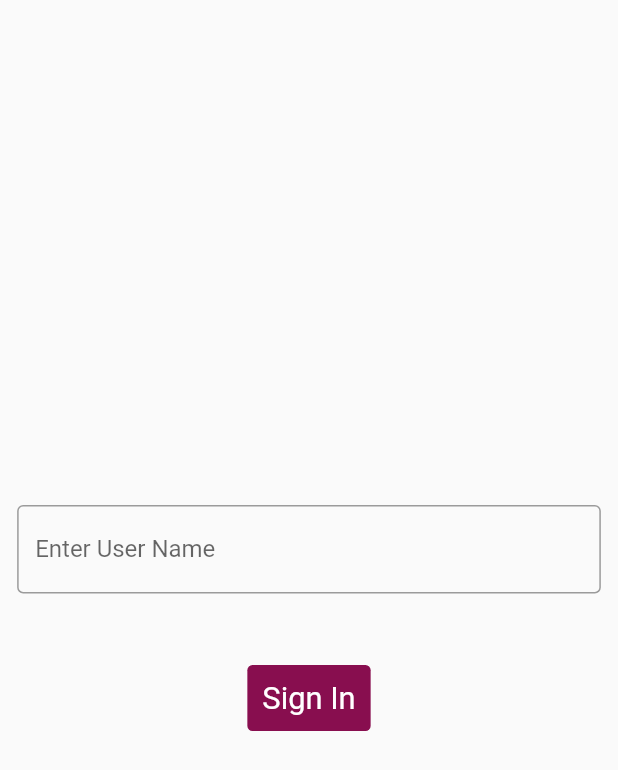
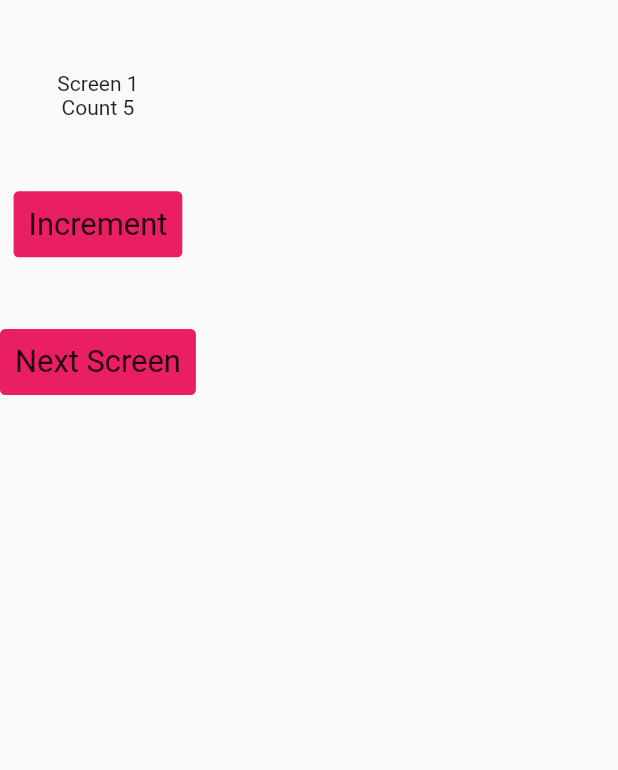
Before and after one commit to f1forhelp/delete_common_architecture, a Flutter app: the screen it shows after launch, on a phone screen of 412 x 824 dp. Shown: the top 770 px of the screen. Run offline on Flutter 3.47's test engine with Material 2 defaults, Android fonts, the phone set to English and light mode, and no system bars; our stand-ins replace bloc, dio, flutter_bloc, flutter_screenutil, freezed_annotation, get_it; generated files the repository leaves out were written again.

Commit message:
Soem minor changes

```diff
--- a/lib/app_init.dart
+++ b/lib/app_init.dart
@@ -1,4 +1,5 @@
 import 'package:basic_structure/presentation/cubits/auth/signin/signin_cubit.dart';
+import 'package:basic_structure/presentation/pages/temp/cubit/screen1_cubit.dart';
 import 'package:get_it/get_it.dart';
 
 class AppInit {
@@ -8,5 +9,6 @@ class AppInit {
   static initGetIt() {
     getIt = GetIt.I;
     getIt.registerFactory(() => SigninCubit());
+    getIt.registerLazySingleton(() => Screen1Cubit());
   }
 }
--- a/lib/main.dart
+++ b/lib/main.dart
@@ -1,3 +1,4 @@
+import 'package:basic_structure/presentation/pages/temp/screen1.dart';
 import 'package:flutter/material.dart';
 import 'package:flutter_screenutil/flutter_screenutil.dart';
 import 'app_init.dart';
@@ -23,8 +24,9 @@
           }
         },
         child: MaterialApp(
-          onGenerateRoute: AppRoutes.generateRoutes,
-          initialRoute: AppRoutes.getInitialRoute(),
+          // onGenerateRoute: AppRoutes.generateRoutes,
+          // initialRoute: AppRoutes.getInitialRoute(),
+          home: Screen1(),
         ),
       ),
     );
--- /dev/null
+++ b/lib/presentation/pages/temp/cubit/screen1_cubit.dart
@@ -0,0 +1,13 @@
+import 'package:bloc/bloc.dart';
+import 'package:meta/meta.dart';
+import 'package:freezed_annotation/freezed_annotation.dart';
+part 'screen1_state.dart';
+part 'screen1_cubit.freezed.dart';
+
+class Screen1Cubit extends Cubit<Screen1State> {
+  Screen1Cubit({int? count}) : super(Screen1State(count: count ?? 0));
+
+  incrementy(int incCount) async {
+    emit(state.copyWith(count: state.count + incCount));
+  }
+}
--- /dev/null
+++ b/lib/presentation/pages/temp/cubit/screen1_state.dart
@@ -0,0 +1,6 @@
+part of 'screen1_cubit.dart';
+
+@freezed
+class Screen1State with _$Screen1State {
+  const factory Screen1State({required int count}) = _Screen1State;
+}
--- /dev/null
+++ b/lib/presentation/pages/temp/screen1.dart
@@ -0,0 +1,161 @@
+import 'package:basic_structure/app_init.dart';
+import 'package:basic_structure/core/%20utils/helper/ui_helper.dart';
+import 'package:basic_structure/presentation/pages/temp/cubit/screen1_cubit.dart';
+import 'package:basic_structure/presentation/pages/temp/screen2.dart';
+import 'package:basic_structure/presentation/widgets/buttons/custom_text_button.dart';
+import 'package:flutter/material.dart';
+import 'package:flutter_bloc/flutter_bloc.dart';
+
+class Screen1 extends StatefulWidget {
+  static const String id = "Screen1";
+  const Screen1({Key? key}) : super(key: key);
+
+  @override
+  State<Screen1> createState() => _Screen1State();
+}
+
+class _Screen1State extends State<Screen1> {
+  @override
+  void initState() {
+    super.initState();
+  }
+
+  @override
+  Widget build(BuildContext context) {
+    return BaseView<Screen1Cubit>(
+      onStateReady: (p0) {
+        p0.incrementy(5);
+      },
+      child: BlocConsumer<Screen1Cubit, Screen1State>(
+        listener: (context, state) {
+          // TODO: implement listener
+        },
+        builder: (context, state) {
+          return Scaffold(
+            body: Column(
+              children: [
+                UiHelper.h4(),
+                Text("Screen 1"),
+                Text("Count ${state.count}"),
+                UiHelper.h4(),
+                CustomTextButton(
+                  bgColor: Colors.pink,
+                  label: "Increment",
+                  ontap: () {
+                    context.read<Screen1Cubit>().incrementy(1);
+                  },
+                ),
+                UiHelper.h4(),
+                CustomTextButton(
+                  bgColor: Colors.pink,
+                  label: "Next Screen",
+                  ontap: () {
+                    Navigator.pushReplacement(
+                        context,
+                        MaterialPageRoute(
+                          builder: (context) => Screen2(),
+                        ));
+                  },
+                ),
+              ],
+            ),
+          );
+        },
+      ),
+    );
+  }
+}
+
+class BaseView<T extends StateStreamableSource<Object?>>
+    extends StatefulWidget {
+  final Function(T)? onStateReady;
+  final Widget? child;
+  BaseView({this.onStateReady, this.child});
+  @override
+  _BaseViewState<T> createState() => _BaseViewState<T>();
+}
+
+class _BaseViewState<T extends StateStreamableSource<Object?>>
+    extends State<BaseView<T>> {
+  T state = AppInit.getIt<T>();
+  @override
+  void initState() {
+    if (widget.onStateReady != null) {
+      widget.onStateReady!(state);
+    }
+    super.initState();
+  }
+
+  @override
+  Widget build(BuildContext context) {
+    return BlocProvider<T>.value(
+      value: state,
+      child: widget.child,
+    );
+  }
+}
+
+
+
+
+
+
+// lass Screen1 extends StatefulWidget {
+//   static const String id = "Screen1";
+//   const Screen1({Key? key}) : super(key: key);
+
+//   @override
+//   State<Screen1> createState() => _Screen1State();
+// }
+
+// class _Screen1State extends State<Screen1> {
+//   @override
+//   void initState() {
+//     var model = AppInit.getIt<Screen1Cubit>()..incrementy();
+
+//     super.initState();
+//   }
+
+//   @override
+//   Widget build(BuildContext context) {
+//     return BlocProvider<Screen1Cubit>.value(
+//       value: AppInit.getIt<Screen1Cubit>(),
+//       child: BlocConsumer<Screen1Cubit, Screen1State>(
+//         listener: (context, state) {
+//           // TODO: implement listener
+//         },
+//         builder: (context, state) {
+//           return Scaffold(
+//             body: Column(
+//               children: [
+//                 UiHelper.h4(),
+//                 Text("Screen 1"),
+//                 Text("Count ${state.count}"),
+//                 UiHelper.h4(),
+//                 CustomTextButton(
+//                   bgColor: Colors.pink,
+//                   label: "Increment",
+//                   ontap: () {
+//                     context.read<Screen1Cubit>().incrementy();
+//                   },
+//                 ),
+//                 UiHelper.h4(),
+//                 CustomTextButton(
+//                   bgColor: Colors.pink,
+//                   label: "Next Screen",
+//                   ontap: () {
+//                     Navigator.pushReplacement(
+//                         context,
+//                         MaterialPageRoute(
+//                           builder: (context) => Screen2(),
+//                         ));
+//                   },
+//                 ),
+//               ],
+//             ),
+//           );
+//         },
+//       ),
+//     );
+//   }
+// }
```
Also changed, not shown: lib/presentation/pages/temp/screen2.dart (added, +38 -0 lines).
